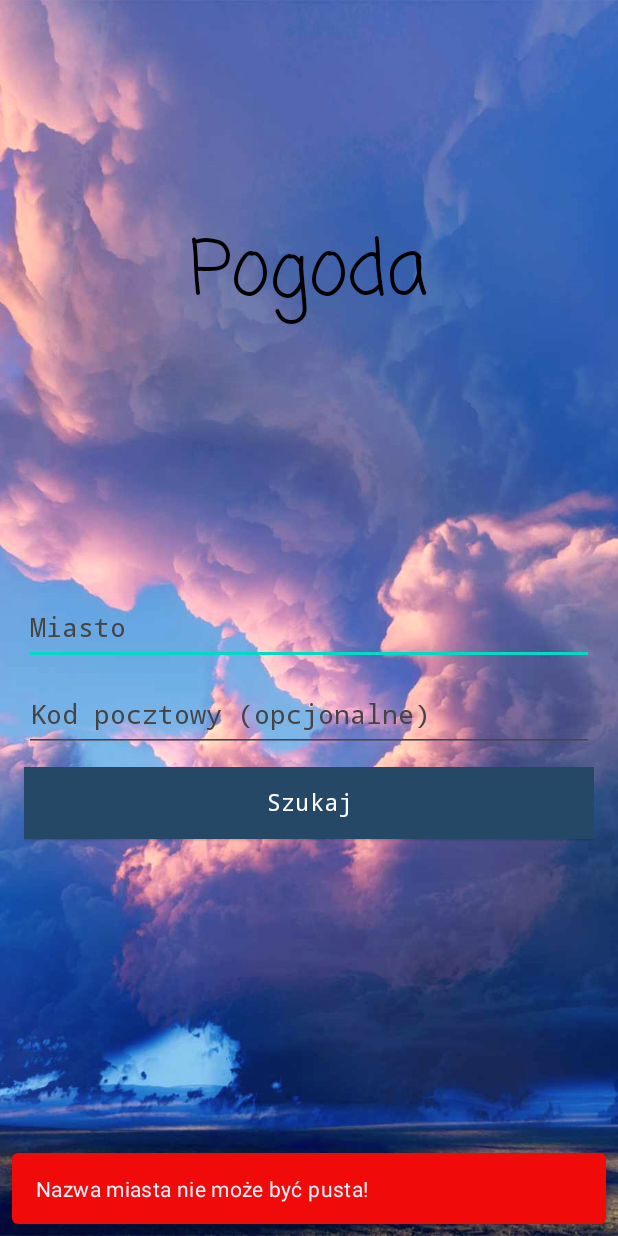
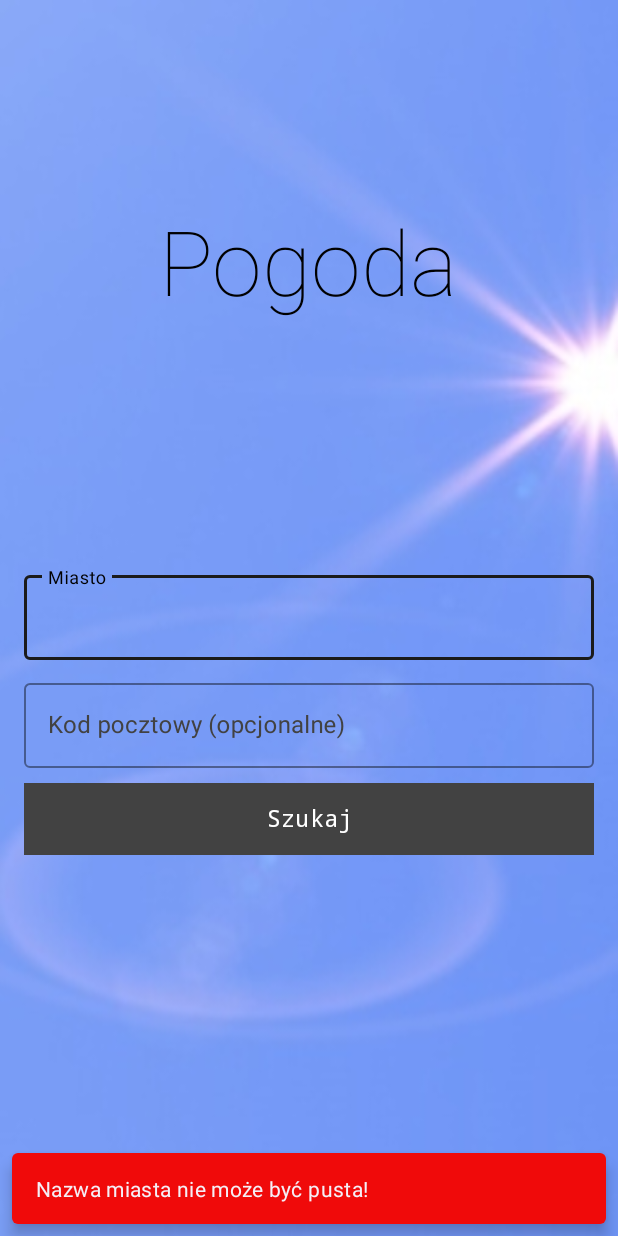
Before and after one commit to Namlesz/WeatherAndroidApp, an Android app: the screen it shows after launch (MainActivity), after a tap on "Szukaj", on a phone screen of 412 x 824 dp. Run offline under Robolectric (Android 15) with nearby library versions, the phone set to English and light mode, and no system bars; our stand-ins replace Volley.

Commit message:
feat
Change to input to outlined
change background

```diff
--- a/app/src/main/java/com/example/weatherapp/MainActivity.java
+++ b/app/src/main/java/com/example/weatherapp/MainActivity.java
@@ -14,9 +14,11 @@ import com.android.volley.RequestQueue;
 import com.android.volley.toolbox.StringRequest;
 import com.android.volley.toolbox.Volley;
 import com.google.android.material.snackbar.Snackbar;
+import com.google.android.material.textfield.TextInputEditText;
+import com.google.android.material.textfield.TextInputLayout;
 
 public class MainActivity extends AppCompatActivity {
-    EditText etCity, etCountry;
+    TextInputLayout etCity,etCountry;
     private final String url = "https://api.openweathermap.org/data/2.5/weather";
     private final String appid = "3fb82e9338fc70859a8ad3958c5c77de";
 
@@ -32,8 +34,8 @@ public class MainActivity extends AppCompatActivity {
 
     public void getWeatherDetails(View view) {
         String tempUrl = "";
-        String city = etCity.getText().toString().trim();
-        String country = etCountry.getText().toString().trim();
+        String city = etCity.getEditText().getText().toString();
+        String country = etCountry.getEditText().getText().toString();
 
         // Check if town is not empty
         if (city.equals("")) {
--- a/app/src/main/res/layout/activity_main.xml
+++ b/app/src/main/res/layout/activity_main.xml
@@ -19,10 +19,10 @@
         android:layout_width="wrap_content"
         android:layout_height="wrap_content"
         android:layout_gravity="center"
-        android:fontFamily="casual"
+        android:fontFamily="sans-serif-thin"
         android:text="Pogoda"
         android:textColor="#000000"
-        android:textSize="50sp"
+        android:textSize="60sp"
         app:layout_constraintBottom_toBottomOf="parent"
         app:layout_constraintEnd_toEndOf="parent"
         app:layout_constraintHorizontal_bias="0.579"
@@ -35,8 +35,9 @@
         android:layout_height="119dp"
         android:layout_weight="1" />
 
-    <EditText
+    <com.google.android.material.textfield.TextInputLayout
         android:id="@+id/etCity"
+        style="@style/Widget.MaterialComponents.TextInputLayout.OutlinedBox"
         android:layout_width="match_parent"
         android:layout_height="wrap_content"
         android:layout_marginBottom="10dp"
@@ -44,13 +45,23 @@
         android:fontFamily="monospace"
         android:hint="Miasto"
         android:includeFontPadding="false"
-        android:inputType="textPersonName"
         android:minHeight="48dp"
-        android:textColor="#000000"
-        android:textColorHint="#474343" />
+        android:textColor="#1b1b1b"
+        android:textColorHint="#424242"
+        app:boxStrokeColor="#1b1b1b"
+        app:hintTextColor="@color/black"
+        >
 
-    <EditText
+        <com.google.android.material.textfield.TextInputEditText
+            android:layout_width="match_parent"
+            android:layout_height="wrap_content"
+            android:imeOptions="actionDone"
+            android:inputType="textCapWords" />
+    </com.google.android.material.textfield.TextInputLayout>
+
+    <com.google.android.material.textfield.TextInputLayout
         android:id="@+id/etCountry"
+        style="@style/Widget.MaterialComponents.TextInputLayout.OutlinedBox"
         android:layout_width="match_parent"
         android:layout_height="wrap_content"
         android:layout_marginBottom="10dp"
@@ -60,20 +71,31 @@
         android:includeFontPadding="false"
         android:inputType="textPersonName"
         android:minHeight="48dp"
-        android:textColorHint="#474343" />
+        android:textColor="#1b1b1b"
+        android:textColorHint="#424242"
+        app:boxStrokeColor="#1b1b1b"
+        app:hintTextColor="@color/black"
+        >
+
+        <com.google.android.material.textfield.TextInputEditText
+            android:layout_width="match_parent"
+            android:layout_height="wrap_content"
+            android:imeOptions="actionDone"
+            android:inputType="textCapWords" />
+    </com.google.android.material.textfield.TextInputLayout>
 
     <Button
         android:id="@+id/btnGet"
-        style="@style/Widget.Material3.Button.ElevatedButton"
+        style="?attr/materialButtonOutlinedStyle"
         android:layout_width="match_parent"
         android:layout_height="wrap_content"
         android:layout_marginBottom="10dp"
-        android:background="#244865"
+        android:background="#424242"
         android:fontFamily="monospace"
         android:includeFontPadding="false"
         android:onClick="getWeatherDetails"
         android:text="Szukaj"
-        android:textColor="@android:color/white"
+        android:textColor="#ffffff"
         android:textFontWeight="2"
         android:textSize="16sp"
         app:backgroundTint="@null" />
```
Also changed, not shown: app/src/main/res/drawable/background.jpg.
